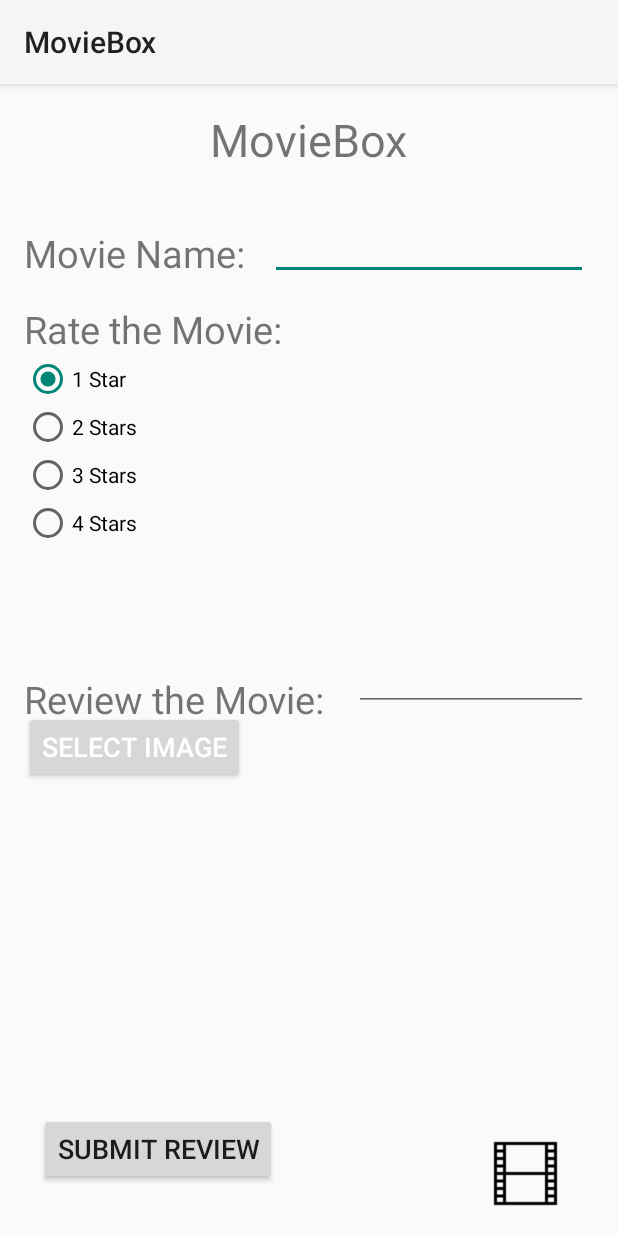
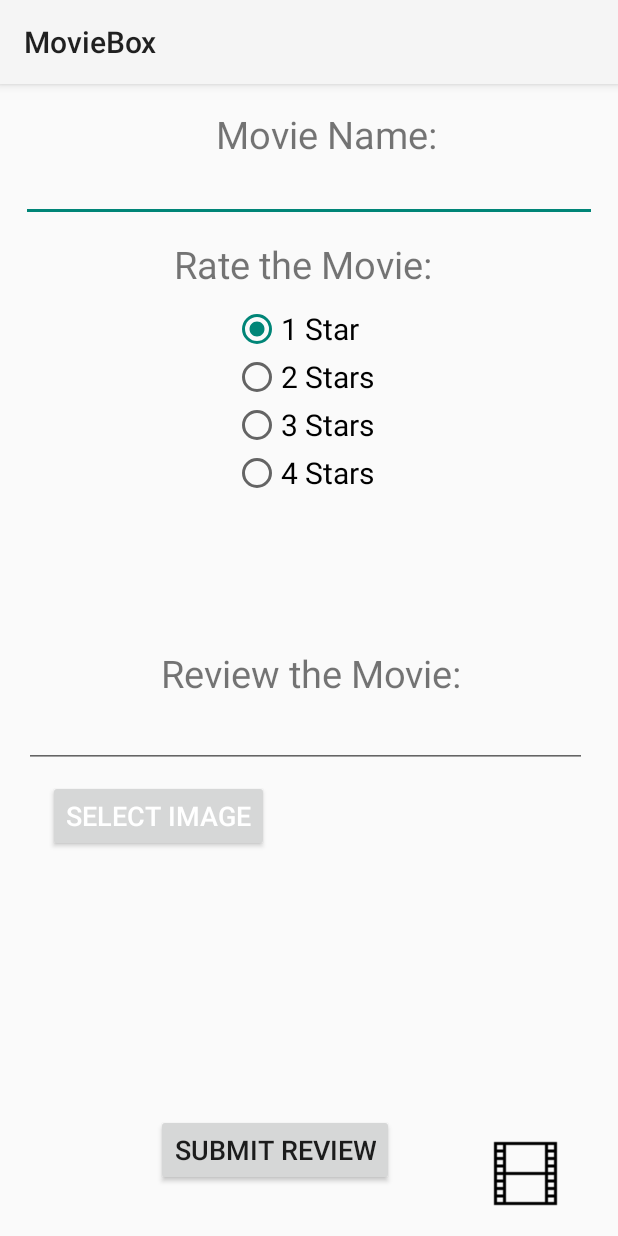
Before and after one commit to rutvi-s2/MovieBoxApp, an Android app: the screen it shows after launch (MainActivity), on a phone screen of 412 x 824 dp. Run offline under Robolectric (Android 15) with nearby library versions, the phone set to English and light mode, and no system bars.

Commit message:
fixed mjs comments

```diff
--- a/app/src/main/res/layout/activity_main.xml
+++ b/app/src/main/res/layout/activity_main.xml
@@ -7,81 +7,89 @@
     tools:context=".MainActivity">
 
 <!--    text view that displays app name "Movie Box" at the top of the screen-->
-    <TextView
-        android:id="@+id/movie_box_logo"
-        android:layout_width="wrap_content"
-        android:layout_height="wrap_content"
-        android:text="@string/moviebox_words"
-        android:textSize="30sp"
-        app:layout_constraintBottom_toBottomOf="parent"
-        app:layout_constraintEnd_toEndOf="parent"
-        app:layout_constraintStart_toStartOf="parent"
-        app:layout_constraintTop_toTopOf="parent"
-        app:layout_constraintVertical_bias="0.023" />
 
-<!--    text view for "Movie Name:" to be displayed where user needs to enter movie name-->
+    <!--    text view for "Movie Name:" to be displayed where user needs to enter movie name-->
+
+    <!--    text view for "Rate the Movie" to be displayed where user needs to enter movie rating-->
+
+    <!--    radio group with radio buttons for rating options 1-4-->
+
     <TextView
         android:id="@+id/movie_name_text"
         android:layout_width="wrap_content"
         android:layout_height="wrap_content"
+        android:layout_marginStart="144dp"
+        android:layout_marginTop="16dp"
         android:text="@string/movie_name"
         android:textSize="25sp"
-        app:layout_constraintBottom_toBottomOf="parent"
-        app:layout_constraintEnd_toEndOf="parent"
-        app:layout_constraintHorizontal_bias="0.06"
         app:layout_constraintStart_toStartOf="parent"
-        app:layout_constraintTop_toTopOf="@id/movie_box_logo"
-        app:layout_constraintVertical_bias="0.11" />
+        app:layout_constraintTop_toTopOf="parent" />
 
-<!--    text view for "Rate the Movie" to be displayed where user needs to enter movie rating-->
     <TextView
         android:id="@+id/rate_movie"
         android:layout_width="wrap_content"
         android:layout_height="wrap_content"
-        android:layout_marginTop="16dp"
+        android:layout_marginStart="116dp"
+        android:layout_marginTop="52dp"
         android:text="@string/rate_movie"
         android:textSize="25sp"
-        app:layout_constraintStart_toStartOf="@id/movie_name_text"
-        app:layout_constraintTop_toBottomOf="@id/movie_name_text" />
+        app:layout_constraintStart_toStartOf="parent"
+        app:layout_constraintTop_toTopOf="@+id/movie_name_edit_text" />
 
-<!--    radio group with radio buttons for rating options 1-4-->
     <RadioGroup
         android:id="@+id/rating_options"
         android:layout_width="wrap_content"
         android:layout_height="wrap_content"
+        android:layout_marginStart="155dp"
+        android:layout_marginTop="10dp"
         android:checkedButton="@id/option_one_star"
         android:orientation="vertical"
-        app:layout_constraintStart_toStartOf="@id/rate_movie"
-        app:layout_constraintTop_toBottomOf="@id/rate_movie">
+        app:layout_constraintStart_toStartOf="parent"
+        app:layout_constraintTop_toBottomOf="@+id/rate_movie">
 
         <RadioButton
             android:id="@+id/option_one_star"
-            android:layout_width="wrap_content"
+            android:layout_width="match_parent"
             android:layout_height="wrap_content"
             android:text="@string/one_star"
+            android:textSize="20sp"
             app:layout_constraintStart_toStartOf="@id/rate_movie" />
 
         <RadioButton
             android:id="@+id/option_two_star"
             android:layout_width="wrap_content"
             android:layout_height="wrap_content"
-            android:text="@string/two_stars" />
+            android:text="@string/two_stars"
+            android:textSize="20sp" />
 
         <RadioButton
             android:id="@+id/option_three_star"
             android:layout_width="wrap_content"
             android:layout_height="wrap_content"
-            android:text="@string/three_stars" />
+            android:text="@string/three_stars"
+            android:textSize="20sp" />
 
         <RadioButton
             android:id="@+id/option_four_star"
             android:layout_width="wrap_content"
             android:layout_height="wrap_content"
-            android:text="@string/four_stars" />
+            android:text="@string/four_stars"
+            android:textSize="20sp" />
 
     </RadioGroup>
 
 <!--    text view for "Review the Movie" to be displayed where user needs to review the movie-->
+
+    <!--    TextInputEditText for user to enter movie name-->
+
+    <!--TextInputEditText for user to enter movie review-->
+
+    <!--   button so user can select movie image from their phone -->
+
+    <!--    imageView so the image user selected can be previewed-->
+
+    <!--    button so user can submit their movie entree and move to second screen-->
+
     <TextView
         android:id="@+id/movie_review_text"
         android:layout_width="wrap_content"
@@ -90,69 +98,68 @@
         android:textSize="25sp"
         app:layout_constraintBottom_toBottomOf="parent"
         app:layout_constraintEnd_toEndOf="parent"
-        app:layout_constraintHorizontal_bias="0.076"
+        app:layout_constraintHorizontal_bias="0.507"
         app:layout_constraintStart_toStartOf="parent"
         app:layout_constraintTop_toTopOf="@id/rating_options"
-        app:layout_constraintVertical_bias="0.383" />
+        app:layout_constraintVertical_bias="0.389" />
 
-<!--    TextInputEditText for user to enter movie name-->
     <com.google.android.material.textfield.TextInputEditText
         android:id="@+id/movie_name_edit_text"
-        android:layout_width="212dp"
-        android:layout_height="42dp"
-        android:layout_marginStart="164dp"
-        android:layout_marginTop="72dp"
+        android:layout_width="384dp"
+        android:layout_height="41dp"
         android:inputType="text"
-        app:layout_constraintStart_toStartOf="@id/movie_name_text"
-        app:layout_constraintTop_toTopOf="@id/movie_box_logo" />
+        app:layout_constraintEnd_toEndOf="parent"
+        app:layout_constraintStart_toStartOf="parent"
+        app:layout_constraintTop_toBottomOf="@id/movie_name_text" />
 
-<!--TextInputEditText for user to enter movie review-->
     <com.google.android.material.textfield.TextInputEditText
         android:id="@+id/movie_review_edit_text"
-        android:layout_width="156dp"
-        android:layout_height="45dp"
-        android:layout_marginStart="220dp"
-        android:layout_marginTop="192dp"
+        android:layout_width="375dp"
+        android:layout_height="34dp"
+        android:layout_marginStart="16dp"
+        android:layout_marginTop="12dp"
         android:inputType="text"
-        app:layout_constraintStart_toStartOf="@id/movie_review_text"
-        app:layout_constraintTop_toTopOf="@id/rating_options" />
+        app:layout_constraintStart_toStartOf="parent"
+        app:layout_constraintTop_toBottomOf="@+id/movie_review_text" />
 
-<!--   button so user can select movie image from their phone -->
     <Button
         android:id="@+id/select_image"
         android:layout_width="wrap_content"
         android:layout_height="wrap_content"
         android:layout_centerHorizontal="true"
+        android:layout_marginStart="32dp"
+        android:layout_marginTop="8dp"
         android:text="@string/select_image_words"
         android:textColor="@android:color/white"
         android:textSize="18sp"
-        app:layout_constraintStart_toStartOf="@id/movie_review_text"
-        app:layout_constraintTop_toBottomOf="@id/movie_review_edit_text"/>
+        app:layout_constraintStart_toStartOf="parent"
+        app:layout_constraintTop_toBottomOf="@+id/movie_review_edit_text" />
 
-<!--    imageView so the image user selected can be previewed-->
+    <!--    button so user can not enter a movie, but still move to second screen -->
+
     <ImageView
         android:id="@+id/preview_image"
-        android:layout_width="189dp"
-        android:layout_height="181dp"
+        android:layout_width="197dp"
+        android:layout_height="147dp"
         android:layout_below="@id/select_image"
-        app:layout_constraintStart_toStartOf="@id/movie_review_text"
+        android:layout_marginStart="16dp"
+        android:contentDescription="@string/movie_image_preview"
+        app:layout_constraintBottom_toTopOf="@id/movie_list_btn"
+        app:layout_constraintStart_toStartOf="parent"
         app:layout_constraintTop_toBottomOf="@id/select_image"
-        app:layout_constraintBottom_toTopOf="@id/movie_list_btn"
-        android:contentDescription="@string/movie_image_preview" />
+        app:layout_constraintVertical_bias="0.562" />
 
-<!--    button so user can submit their movie entree and move to second screen-->
     <Button
         android:id="@+id/submit_button"
         android:layout_width="wrap_content"
         android:layout_height="wrap_content"
-        android:layout_marginTop="12dp"
-        android:layout_marginStart="10dp"
+        android:layout_marginStart="104dp"
+        android:layout_marginTop="4dp"
         android:text="@string/submit_review_words"
         android:textSize="18sp"
-        app:layout_constraintTop_toBottomOf="@id/preview_image"
-        app:layout_constraintStart_toStartOf="@id/preview_image" />
+        app:layout_constraintStart_toStartOf="parent"
+        app:layout_constraintTop_toBottomOf="@id/preview_image" />
 
-<!--    button so user can not enter a movie, but still move to second screen -->
     <ImageButton
         android:id="@+id/movie_list_btn"
         style="@style/Widget.MaterialComponents.Button.Icon"
```
